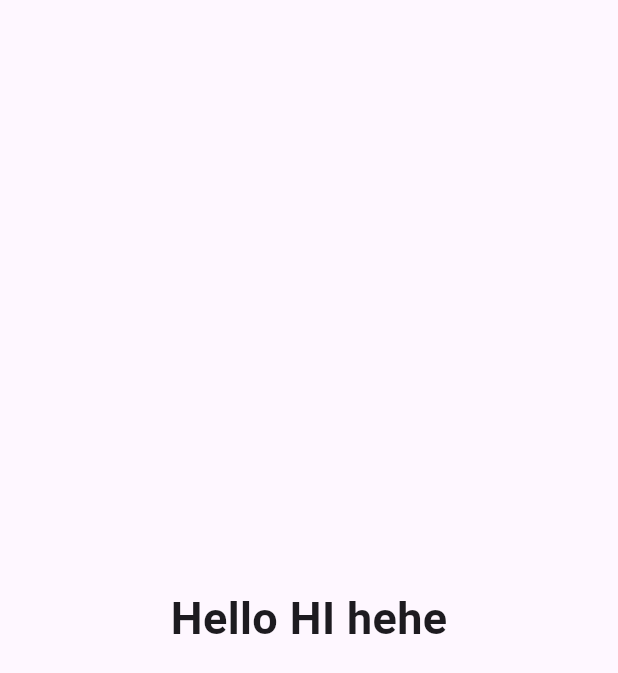
After one commit to ChewanRai1/AppdevClass, a Flutter app: the screen it shows after launch, after a tap on an icon or button, on a phone screen of 412 x 824 dp. The commit adds this screen. Shown: the top 673 px of the screen. Run offline on Flutter 3.47's test engine with Material 3 defaults, Android fonts, the phone set to English and light mode, and no system bars; missing offline and left inert: dart:ffi.

Commit message:
new screen added for tapping the one any lit tile

```diff
--- /dev/null
+++ b/lib/Screen/output_screen.dart
@@ -0,0 +1,17 @@
+import 'package:flutter/material.dart';
+
+class OutputScreen extends StatelessWidget {
+  final String fullname;
+  const OutputScreen({required this.fullname, super.key});
+
+  @override
+  Widget build(BuildContext context) {
+    return Scaffold(
+      body: Center(child: Text('Hello $fullname',
+      style: const TextStyle(
+        fontSize: 30,
+        fontWeight: FontWeight.bold,
+      ),),),
+    );
+  }
+}
--- a/lib/common/listtile_common.dart
+++ b/lib/common/listtile_common.dart
@@ -1,4 +1,5 @@
 import 'package:flutter/material.dart';
+import 'package:flutter_application_1/Screen/output_screen.dart';
 
 class CommonListTile extends StatelessWidget {
   final int index;
@@ -11,9 +12,18 @@ class CommonListTile extends StatelessWidget {
   Widget build(BuildContext context) {
     return ListTile(
       leading: const Icon(Icons.abc_outlined),
-      title: Text('Title ${index}'),
+      title: Text('Title $index'),
       subtitle: const Text('Subtitle'),
       trailing: const Icon(Icons.delete),
+      onTap: () {
+        Navigator.push(
+            context,
+            MaterialPageRoute(
+              builder: (context) => OutputScreen(
+                fullname: 'HI hehe',
+              ),
+            ));
+      },
     );
   }
 }
```
